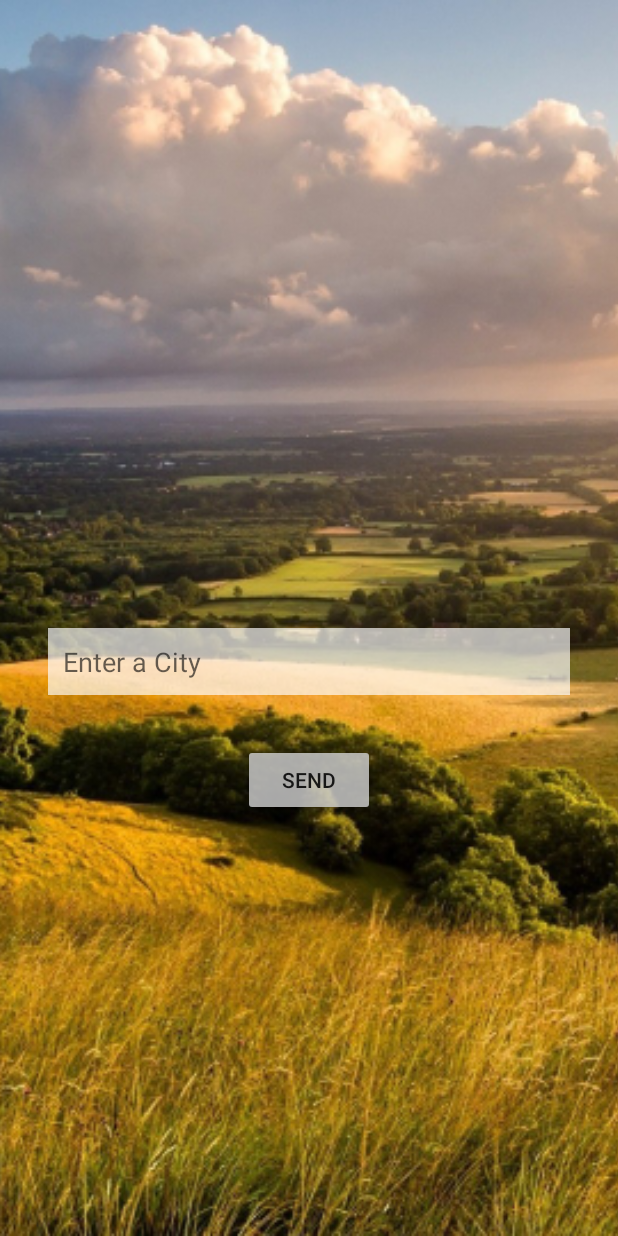
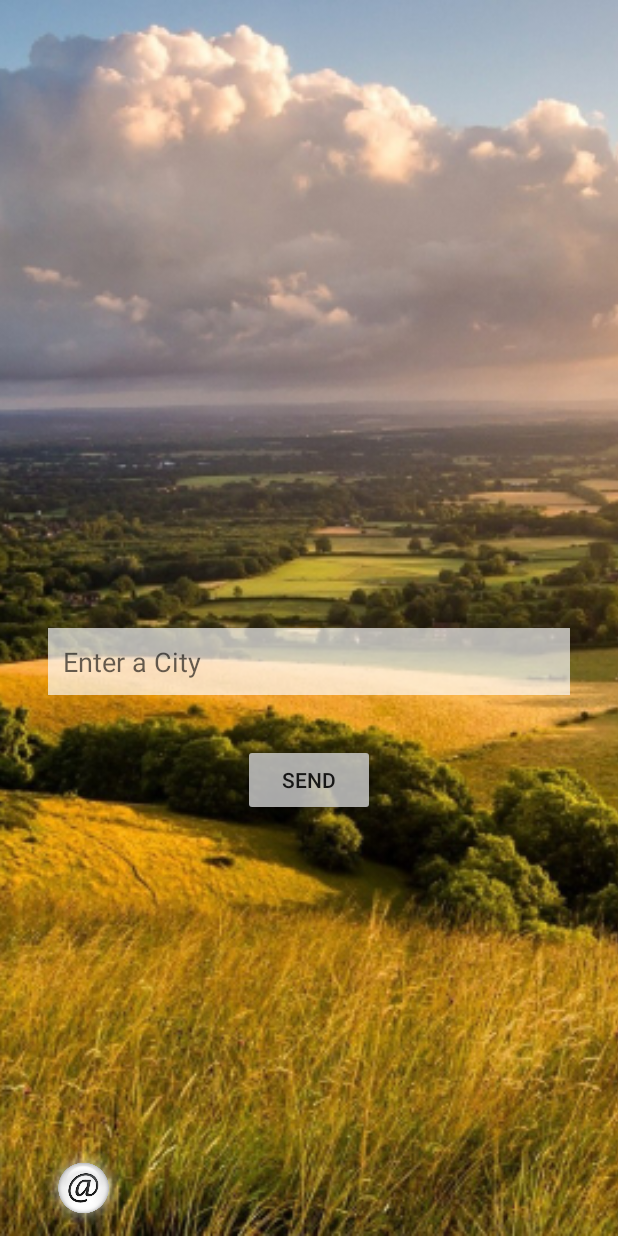
Before and after one commit to adamut/Weather, an Android app: the SearchCity screen opened directly, with no data from a screen before it, on a phone screen of 412 x 824 dp. Run offline under Robolectric (Android 15) with nearby library versions, the light colour scheme and no system bars.

Commit message:
some design changes

```diff
--- a/app/src/main/res/layout/search_city.xml
+++ b/app/src/main/res/layout/search_city.xml
@@ -52,6 +52,21 @@
             app:layout_constraintLeft_toLeftOf="parent"
             app:layout_constraintRight_toRightOf="parent"
             tools:text="@string/button_send" />
+        <ImageView
+            android:id="@+id/imageView8"
+            android:layout_width="95dp"
+            android:layout_height="64dp"
+            app:srcCompat="@drawable/a"
+            tools:ignore="ContentDescription"
+            android:layout_marginLeft="8dp"
+            app:layout_constraintLeft_toLeftOf="parent"
+            app:layout_constraintRight_toLeftOf="@+id/button"
+            android:layout_marginRight="8dp"
+            app:layout_constraintBottom_toBottomOf="parent"
+            android:layout_marginBottom="0dp"
+            app:layout_constraintHorizontal_bias="0.0"
+            android:onClick="toCredits"
+            />
     </android.support.constraint.ConstraintLayout>
 
 </RelativeLayout>
```
